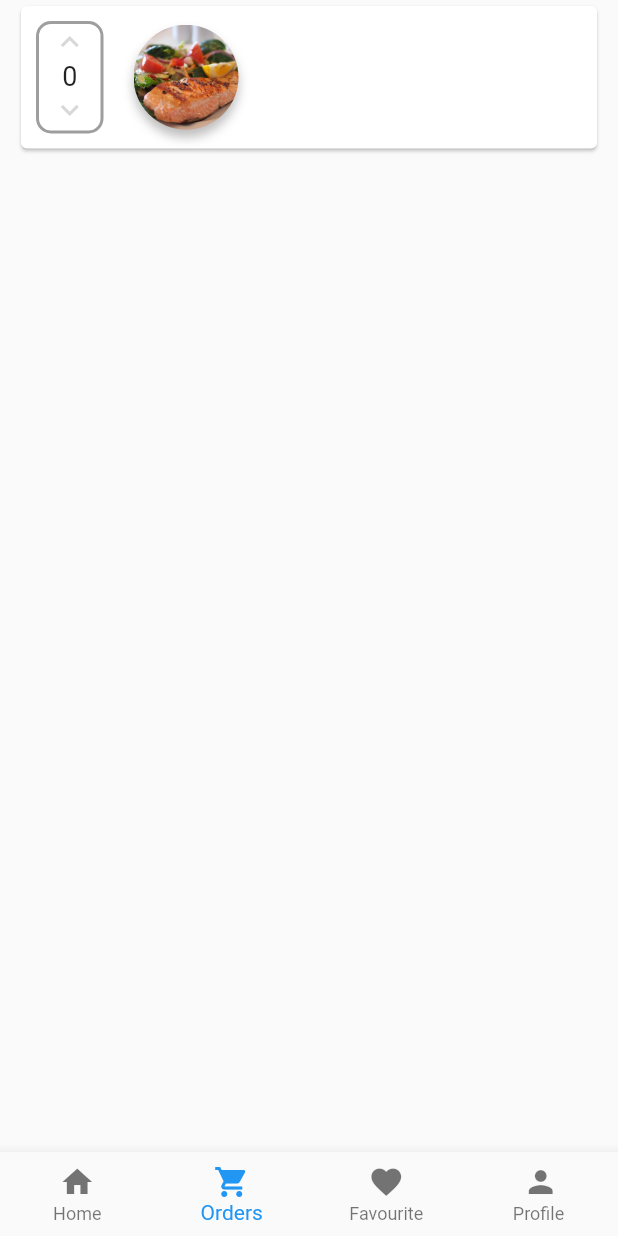
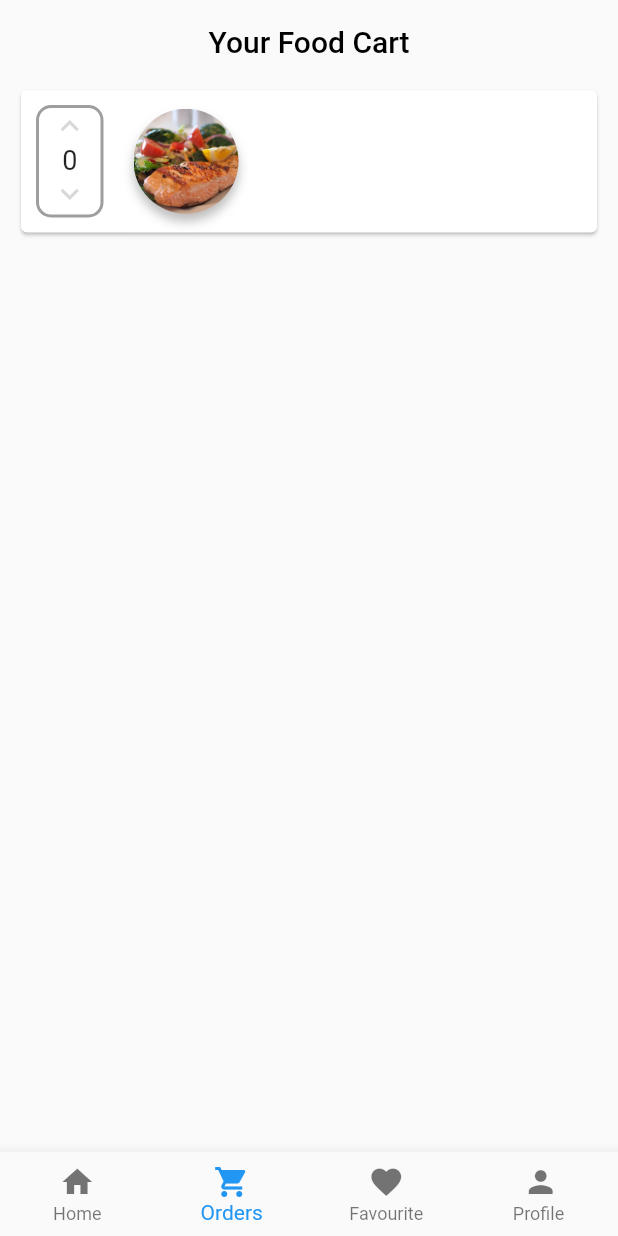
Before and after one commit to orangeztorm/food_delivery, a Flutter app: the screen it shows after launch, item 2 of the bottom bar chosen, on a phone screen of 412 x 824 dp. Run offline on Flutter 3.47's test engine with Material 2 defaults, Android fonts, the phone set to English and light mode, and no system bars.

Commit message:
shopping cart

```diff
--- a/lib/src/pages/order_page.dart
+++ b/lib/src/pages/order_page.dart
@@ -11,7 +11,16 @@ class Order extends StatefulWidget {
 class _OrderState extends State<Order> {
   @override
   Widget build(BuildContext context) {
-    return SafeArea(
+    return Scaffold(
+      appBar: AppBar(
+        backgroundColor: Colors.transparent,
+        elevation: 0,
+        centerTitle: true,
+        title: Text('Your Food Cart', style: TextStyle(
+          color: Colors.black
+        ),),
+      ),
+      body: SafeArea(
         child: ListView(
           padding: EdgeInsets.symmetric(horizontal: 10.0),
           scrollDirection: Axis.vertical,
@@ -19,6 +28,7 @@ class _OrderState extends State<Order> {
             OrderCard(),
           ],
         ),
+      ),
     );
   }
 }
```
Lines whose indentation alone changed are shown as unchanged.
